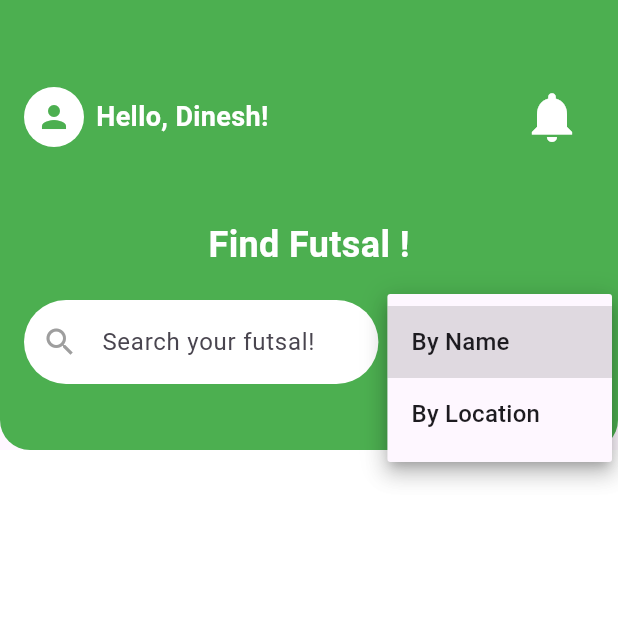
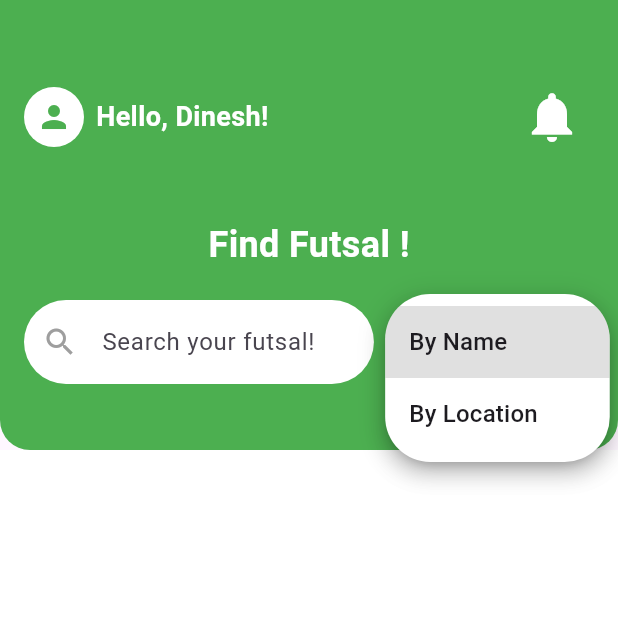
Before and after one commit to Dinesh-jrr/Futsal-Booking-System, a Flutter app: the HomePage screen opened directly, after a tap on "Search by", on a phone screen of 412 x 824 dp, the top half of it. Run offline on Flutter 3.47's test engine with Material 3 defaults, Android fonts, the phone set to English and light mode, and no system bars; our stand-ins replace another_flushbar, firebase_core, firebase_messaging, flutter_otp_text_field, flutter_rating_bar, google_maps_flutter and 5 more; accounts and stored records are empty; network calls fail.

Commit message:
working on push notification

```diff
--- a/lib/core/config/constants.dart
+++ b/lib/core/config/constants.dart
@@ -1,3 +1,3 @@
 class AppConfig {
-  static const String baseUrl = 'http://192.168.1.9:5000';
+  static const String baseUrl = 'http://192.168.1.7:5000';
 }
--- a/lib/main.dart
+++ b/lib/main.dart
@@ -4,10 +4,12 @@ import 'package:player/core/theme/app_theme.dart';
 import 'package:player/presentation/splash/pages/splash.dart';
 import 'package:player/presentation/Main_Pages/navbar_roots.dart';
 import 'package:player/presentation/auth/pages/signin.dart';
+import 'package:firebase_core/firebase_core.dart';
 
 
-void main() {
+void main()async {
   WidgetsFlutterBinding.ensureInitialized();
+  await Firebase.initializeApp();
   runApp(const MyApp());
 }
 
--- a/lib/presentation/Main_Pages/HomePage/home_page.dart
+++ b/lib/presentation/Main_Pages/HomePage/home_page.dart
@@ -29,11 +29,13 @@ class _HomePageState extends State<HomePage> {
 
   Future<void> fetchFutsals() async {
     try {
-      final response = await http.get(Uri.parse('${AppConfig.baseUrl}/api/getfutsals'));
+      final response =
+          await http.get(Uri.parse('${AppConfig.baseUrl}/api/getfutsals'));
       if (response.statusCode == 200) {
         final decoded = jsonDecode(response.body);
         final List<dynamic> data = decoded['futsals'];
-        final List<Map<String, dynamic>> fetched = data.cast<Map<String, dynamic>>();
+        final List<Map<String, dynamic>> fetched =
+            data.cast<Map<String, dynamic>>();
         fetched.sort((a, b) => a['pricePerHour'].compareTo(b['pricePerHour']));
         setState(() {
           futsals = fetched;
@@ -78,7 +80,8 @@ class _HomePageState extends State<HomePage> {
                     bottomRight: Radius.circular(20),
                   ),
                 ),
-                padding: const EdgeInsets.only(top: 50, left: 16, right: 16, bottom: 20),
+                padding: const EdgeInsets.only(
+                    top: 50, left: 16, right: 16, bottom: 20),
                 child: Column(
                   crossAxisAlignment: CrossAxisAlignment.start,
                   children: [
@@ -103,7 +106,8 @@ class _HomePageState extends State<HomePage> {
                           ],
                         ),
                         IconButton(
-                          icon: const Icon(Icons.notifications, color: Colors.white),
+                          icon: const Icon(Icons.notifications,
+                              color: Colors.white),
                           iconSize: 40.0,
                           onPressed: () {},
                         ),
@@ -125,12 +129,14 @@ class _HomePageState extends State<HomePage> {
                       children: [
                         Expanded(
                           child: TextField(
-                            onChanged: (value) => setState(() => searchQuery = value),
+                            onChanged: (value) =>
+                                setState(() => searchQuery = value),
                             decoration: InputDecoration(
                               filled: true,
                               fillColor: Colors.white,
                               hintText: "Search your futsal!",
-                              prefixIcon: const Icon(Icons.search, color: Colors.grey),
+                              prefixIcon:
+                                  const Icon(Icons.search, color: Colors.grey),
                               border: OutlineInputBorder(
                                 borderRadius: BorderRadius.circular(30),
                                 borderSide: BorderSide.none,
@@ -139,26 +145,47 @@ class _HomePageState extends State<HomePage> {
                           ),
                         ),
                         const SizedBox(width: 10),
-                        Container(
+                        Theme(
+                          data: Theme.of(context).copyWith(
+                            canvasColor: Colors.white, // dropdown background
+                            dialogTheme: DialogTheme(
+                              shape: RoundedRectangleBorder(
+                                borderRadius: BorderRadius.circular(
+                                    30), // rounded border for dropdown
+                              ),
+                            ),
+                          ),
+                          child: Container(
                             height: 50,
                             padding: const EdgeInsets.symmetric(horizontal: 12),
                             decoration: BoxDecoration(
                               color: Colors.white,
-                            borderRadius: BorderRadius.circular(30),
+                              borderRadius: BorderRadius.circular(
+                                  30), // pill-shaped container
+                              border:
+                                  Border.all(color: Colors.green, width: 1.5),
                             ),
                             child: DropdownButtonHideUnderline(
                               child: DropdownButton<String>(
                                 value: selectedFilter,
                                 hint: const Text("Search by"),
-                              icon: const Icon(Icons.arrow_drop_down, color: Colors.green),
+                                icon: const Icon(Icons.arrow_drop_down,
+                                    color: Colors.green),
+                                borderRadius: BorderRadius.circular(
+                                    30), // <-- for dropdown popup
                                 items: const [
-                                DropdownMenuItem(value: "name", child: Text("By Name")),
-                                DropdownMenuItem(value: "location", child: Text("By Location")),
+                                  DropdownMenuItem(
+                                      value: "name", child: Text("By Name")),
+                                  DropdownMenuItem(
+                                      value: "location",
+                                      child: Text("By Location")),
                                 ],
-                              onChanged: (value) => setState(() => selectedFilter = value),
+                                onChanged: (value) =>
+                                    setState(() => selectedFilter = value),
                               ),
                             ),
                           ),
+                        )
                       ],
                     ),
                   ],
@@ -170,14 +197,17 @@ class _HomePageState extends State<HomePage> {
             delegate: SliverChildListDelegate([
               const SizedBox(height: 10),
               if (searchQuery.isNotEmpty && selectedFilter != null)
-                _buildFutsalSection(title: "Filtered Results", futsals: filteredFutsals),
+                _buildFutsalSection(
+                    title: "Filtered Results", futsals: filteredFutsals),
               isLoading
                   ? _buildShimmerSection("Popular Futsal")
-                  : _buildFutsalSection(title: "Popular Futsal", futsals: futsals),
+                  : _buildFutsalSection(
+                      title: "Popular Futsal", futsals: futsals),
               const SizedBox(height: 10),
               isLoading
                   ? _buildShimmerSection("Nearby Futsal")
-                  : _buildFutsalSection(title: "Nearby Futsal", futsals: futsals),
+                  : _buildFutsalSection(
+                      title: "Nearby Futsal", futsals: futsals),
             ]),
           ),
         ],
@@ -191,7 +221,9 @@ class _HomePageState extends State<HomePage> {
       child: Column(
         crossAxisAlignment: CrossAxisAlignment.start,
         children: [
-          Text(title, style: const TextStyle(fontSize: 18, fontWeight: FontWeight.bold)),
+          Text(title,
+              style:
+                  const TextStyle(fontSize: 18, fontWeight: FontWeight.bold)),
           const SizedBox(height: 10),
           SizedBox(
             height: 220,
@@ -232,7 +264,9 @@ class _HomePageState extends State<HomePage> {
       child: Column(
         crossAxisAlignment: CrossAxisAlignment.start,
         children: [
-          Text(title, style: const TextStyle(fontSize: 18, fontWeight: FontWeight.bold)),
+          Text(title,
+              style:
+                  const TextStyle(fontSize: 18, fontWeight: FontWeight.bold)),
           SizedBox(
             height: 220,
             child: ListView.builder(
@@ -315,10 +349,15 @@ class FutsalCard extends StatelessWidget {
               ),
             ),
             const SizedBox(height: 8),
-            Text(name, style: const TextStyle(fontWeight: FontWeight.bold, fontSize: 16)),
-            Text(location, style: TextStyle(color: Colors.grey[700], fontSize: 14)),
+            Text(name,
+                style:
+                    const TextStyle(fontWeight: FontWeight.bold, fontSize: 16)),
+            Text(location,
+                style: TextStyle(color: Colors.grey[700], fontSize: 14)),
             const SizedBox(height: 5),
-            Text("Price: NPR $price", style: const TextStyle(fontWeight: FontWeight.bold, fontSize: 14)),
+            Text("Price: NPR $price",
+                style:
+                    const TextStyle(fontWeight: FontWeight.bold, fontSize: 14)),
           ],
         ),
       ),
--- a/pubspec.yaml
+++ b/pubspec.yaml
@@ -20,6 +20,8 @@ dependencies:
   another_flushbar: ^1.10.28
   flutter_otp_text_field: ^1.1.1
   image_picker: ^1.0.4
+  firebase_core: ^2.25.4
+  firebase_messaging: ^14.7.4
 
   esewa_flutter_sdk:
     path: C:/Futsal Booking System/Player/external_sdk/esewa_sdk/esewa_flutter_sdk/esewa_flutter_sdk
```
Also changed, not shown: lib/presentation/auth/pages/signin.dart (+67 -16 lines), lib/presentation/splash/pages/splash.dart (+48 -3 lines), pubspec.lock, 8 other files. Lines whose indentation alone changed are shown as unchanged.
